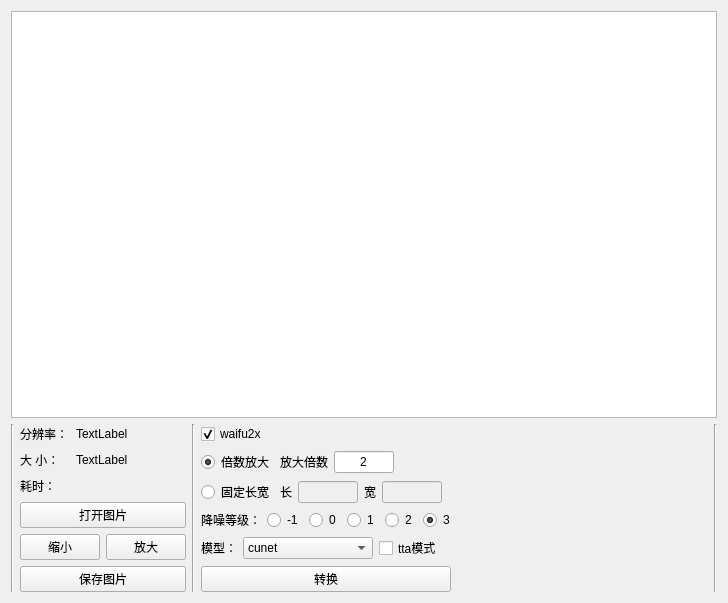
Qt form ui/img.ui (tonquer/picacg-qt) before a commit.
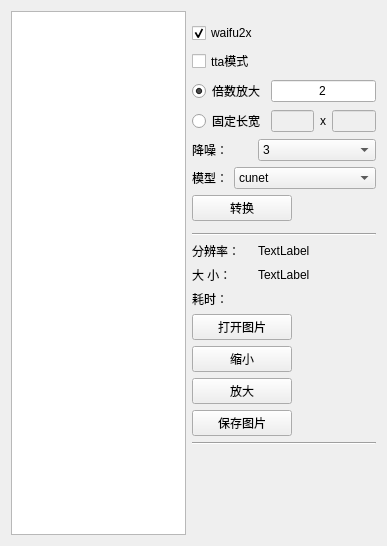
The same form after that commit.

```diff
--- a/ui/img.ui
+++ b/ui/img.ui
@@ -6,8 +6,8 @@
    <rect>
     <x>0</x>
     <y>0</y>
-    <width>728</width>
-    <height>603</height>
+    <width>387</width>
+    <height>546</height>
    </rect>
   </property>
   <property name="windowTitle">
@@ -17,125 +17,10 @@
    <item row="0" column="0">
     <widget class="QGraphicsView" name="graphicsView"/>
    </item>
-   <item row="1" column="0">
-    <layout class="QHBoxLayout" name="horizontalLayout">
+   <item row="0" column="1">
+    <layout class="QVBoxLayout" name="verticalLayout">
      <item>
-      <widget class="Line" name="line_2">
-       <property name="orientation">
-        <enum>Qt::Vertical</enum>
-       </property>
-      </widget>
-     </item>
-     <item>
-      <layout class="QVBoxLayout" name="verticalLayout_3">
-       <item>
-        <layout class="QHBoxLayout" name="horizontalLayout_8">
-         <item>
-          <widget class="QLabel" name="label_8">
-           <property name="maximumSize">
-            <size>
-             <width>50</width>
-             <height>16777215</height>
-            </size>
-           </property>
-           <property name="text">
-            <string>分辨率：</string>
-           </property>
-          </widget>
-         </item>
-         <item>
-          <widget class="QLabel" name="resolutionLabel">
-           <property name="text">
-            <string>TextLabel</string>
-           </property>
-          </widget>
-         </item>
-        </layout>
-       </item>
-       <item>
-        <layout class="QHBoxLayout" name="horizontalLayout_9">
-         <item>
-          <widget class="QLabel" name="label_10">
-           <property name="maximumSize">
-            <size>
-             <width>50</width>
-             <height>16777215</height>
-            </size>
-           </property>
-           <property name="text">
-            <string>大 小：</string>
-           </property>
-          </widget>
-         </item>
-         <item>
-          <widget class="QLabel" name="sizeLabel">
-           <property name="text">
-            <string>TextLabel</string>
-           </property>
-          </widget>
-         </item>
-        </layout>
-       </item>
-       <item>
-        <layout class="QHBoxLayout" name="horizontalLayout_10">
-         <item>
-          <widget class="QLabel" name="label_6">
-           <property name="maximumSize">
-            <size>
-             <width>50</width>
-             <height>16777215</height>
-            </size>
-           </property>
-           <property name="text">
-            <string>耗时：</string>
-           </property>
-          </widget>
-         </item>
-         <item>
-          <widget class="QLabel" name="tickLabel">
-           <property name="text">
-            <string/>
-           </property>
-          </widget>
-         </item>
-        </layout>
-       </item>
-       <item>
-        <widget class="QPushButton" name="oepnButton">
-         <property name="text">
-          <string>打开图片</string>
-         </property>
-        </widget>
-       </item>
-       <item>
-        <layout class="QHBoxLayout" name="horizontalLayout_2">
-         <item>
-          <widget class="QPushButton" name="pushButton_3">
-           <property name="text">
-            <string>缩小</string>
-           </property>
-          </widget>
-         </item>
-         <item>
-          <widget class="QPushButton" name="pushButton">
-           <property name="text">
-            <string>放大</string>
-           </property>
-          </widget>
-         </item>
-        </layout>
-       </item>
-       <item>
-        <widget class="QPushButton" name="saveButton">
-         <property name="text">
-          <string>保存图片</string>
-         </property>
-        </widget>
-       </item>
-      </layout>
-     </item>
-     <item>
-      <widget class="Line" name="line">
+      <widget class="Line" name="line_3">
        <property name="orientation">
         <enum>Qt::Vertical</enum>
        </property>
@@ -143,8 +28,21 @@
      </item>
      <item>
       <layout class="QVBoxLayout" name="verticalLayout_2">
+       <item>
+        <widget class="Line" name="line_5">
+         <property name="orientation">
+          <enum>Qt::Vertical</enum>
+         </property>
+        </widget>
+       </item>
        <item>
         <widget class="QCheckBox" name="checkBox">
+         <property name="maximumSize">
+          <size>
+           <width>100</width>
+           <height>16777215</height>
+          </size>
+         </property>
          <property name="text">
           <string>waifu2x</string>
          </property>
@@ -153,6 +51,22 @@
          </property>
         </widget>
        </item>
+       <item>
+        <widget class="QCheckBox" name="ttaModel">
+         <property name="maximumSize">
+          <size>
+           <width>70</width>
+           <height>16777215</height>
+          </size>
+         </property>
+         <property name="toolTip">
+          <string>画质提升，耗时增加</string>
+         </property>
+         <property name="text">
+          <string>tta模式</string>
+         </property>
+        </widget>
+       </item>
        <item>
         <layout class="QHBoxLayout" name="horizontalLayout_3">
          <item>
@@ -174,18 +88,11 @@
            </attribute>
           </widget>
          </item>
-         <item>
-          <widget class="QLabel" name="label_3">
-           <property name="text">
-            <string>放大倍数</string>
-           </property>
-          </widget>
-         </item>
          <item>
           <widget class="QLineEdit" name="scaleEdit">
            <property name="maximumSize">
             <size>
-             <width>60</width>
+             <width>160</width>
              <height>16777215</height>
             </size>
            </property>
@@ -197,19 +104,6 @@
            </property>
           </widget>
          </item>
-         <item>
-          <spacer name="horizontalSpacer">
-           <property name="orientation">
-            <enum>Qt::Horizontal</enum>
-           </property>
-           <property name="sizeHint" stdset="0">
-            <size>
-             <width>40</width>
-             <height>20</height>
-            </size>
-           </property>
-          </spacer>
-         </item>
         </layout>
        </item>
        <item>
@@ -230,13 +124,6 @@
            </attribute>
           </widget>
          </item>
-         <item>
-          <widget class="QLabel" name="label">
-           <property name="text">
-            <string>长</string>
-           </property>
-          </widget>
-         </item>
          <item>
           <widget class="QLineEdit" name="widthEdit">
            <property name="enabled">
@@ -255,8 +142,14 @@
          </item>
          <item>
           <widget class="QLabel" name="label_2">
+           <property name="maximumSize">
+            <size>
+             <width>20</width>
+             <height>16777215</height>
+            </size>
+           </property>
            <property name="text">
-            <string>宽</string>
+            <string>x</string>
            </property>
           </widget>
          </item>
@@ -276,19 +169,6 @@
            </property>
           </widget>
          </item>
-         <item>
-          <spacer name="horizontalSpacer_2">
-           <property name="orientation">
-            <enum>Qt::Horizontal</enum>
-           </property>
-           <property name="sizeHint" stdset="0">
-            <size>
-             <width>40</width>
-             <height>20</height>
-            </size>
-           </property>
-          </spacer>
-         </item>
         </layout>
        </item>
        <item>
@@ -302,75 +182,44 @@
             </size>
            </property>
            <property name="text">
-            <string>降噪等级：</string>
+            <string>降噪：</string>
            </property>
           </widget>
          </item>
          <item>
-          <widget class="QRadioButton" name="radioButton_8">
-           <property name="text">
-            <string>-1</string>
-           </property>
-           <attribute name="buttonGroup">
-            <string notr="true">buttonGroup</string>
-           </attribute>
-          </widget>
-         </item>
-         <item>
-          <widget class="QRadioButton" name="radioButton_5">
-           <property name="text">
-            <string>0</string>
-           </property>
-           <attribute name="buttonGroup">
-            <string notr="true">buttonGroup</string>
-           </attribute>
-          </widget>
-         </item>
-         <item>
-          <widget class="QRadioButton" name="radioButton_6">
-           <property name="text">
-            <string>1</string>
-           </property>
-           <attribute name="buttonGroup">
-            <string notr="true">buttonGroup</string>
-           </attribute>
-          </widget>
-         </item>
-         <item>
-          <widget class="QRadioButton" name="radioButton_4">
-           <property name="text">
-            <string>2</string>
-           </property>
-           <attribute name="buttonGroup">
-            <string notr="true">buttonGroup</string>
-           </attribute>
-          </widget>
-         </item>
-         <item>
-          <widget class="QRadioButton" name="radioButton_7">
-           <property name="text">
-            <string>3</string>
-           </property>
-           <property name="checked">
-            <bool>true</bool>
-           </property>
-           <attribute name="buttonGroup">
-            <string notr="true">buttonGroup</string>
-           </attribute>
-          </widget>
-         </item>
-         <item>
-          <spacer name="horizontalSpacer_4">
-           <property name="orientation">
-            <enum>Qt::Horizontal</enum>
-           </property>
-           <property name="sizeHint" stdset="0">
+          <widget class="QComboBox" name="noiseCombox">
+           <property name="maximumSize">
             <size>
-             <width>40</width>
-             <height>20</height>
+             <width>160</width>
+             <height>16777215</height>
             </size>
            </property>
-          </spacer>
+           <item>
+            <property name="text">
+             <string>3</string>
+            </property>
+           </item>
+           <item>
+            <property name="text">
+             <string>2</string>
+            </property>
+           </item>
+           <item>
+            <property name="text">
+             <string>1</string>
+            </property>
+           </item>
+           <item>
+            <property name="text">
+             <string>0</string>
+            </property>
+           </item>
+           <item>
+            <property name="text">
+             <string>-1</string>
+            </property>
+           </item>
+          </widget>
          </item>
         </layout>
        </item>
@@ -393,7 +242,7 @@
           <widget class="QComboBox" name="comboBox">
            <property name="maximumSize">
             <size>
-             <width>130</width>
+             <width>160</width>
              <height>16777215</height>
             </size>
            </property>
@@ -414,29 +263,6 @@
            </item>
           </widget>
          </item>
-         <item>
-          <widget class="QCheckBox" name="ttaModel">
-           <property name="toolTip">
-            <string>画质提升，耗时增加</string>
-           </property>
-           <property name="text">
-            <string>tta模式</string>
-           </property>
-          </widget>
-         </item>
-         <item>
-          <spacer name="horizontalSpacer_3">
-           <property name="orientation">
-            <enum>Qt::Horizontal</enum>
-           </property>
-           <property name="sizeHint" stdset="0">
-            <size>
-             <width>40</width>
-             <height>20</height>
-            </size>
-           </property>
-          </spacer>
-         </item>
         </layout>
        </item>
        <item>
@@ -446,7 +272,7 @@
         <widget class="QPushButton" name="changeButton">
          <property name="maximumSize">
           <size>
-           <width>250</width>
+           <width>100</width>
            <height>16777215</height>
           </size>
          </property>
@@ -458,20 +284,190 @@
       </layout>
      </item>
      <item>
-      <spacer name="horizontalSpacer_5">
+      <widget class="Line" name="line">
        <property name="orientation">
+        <enum>Qt::Vertical</enum>
+       </property>
+      </widget>
+     </item>
+     <item>
+      <widget class="Line" name="line_4">
+       <property name="orientation">
         <enum>Qt::Horizontal</enum>
+       </property>
+      </widget>
+     </item>
+     <item>
+      <layout class="QVBoxLayout" name="verticalLayout_3">
+       <item>
+        <layout class="QHBoxLayout" name="horizontalLayout_8">
+         <item>
+          <widget class="QLabel" name="label_8">
+           <property name="maximumSize">
+            <size>
+             <width>60</width>
+             <height>16777215</height>
+            </size>
+           </property>
+           <property name="text">
+            <string>分辨率：</string>
+           </property>
+          </widget>
+         </item>
+         <item>
+          <widget class="QLabel" name="resolutionLabel">
+           <property name="maximumSize">
+            <size>
+             <width>160</width>
+             <height>16777215</height>
+            </size>
+           </property>
+           <property name="text">
+            <string>TextLabel</string>
+           </property>
+          </widget>
+         </item>
+        </layout>
+       </item>
+       <item>
+        <layout class="QHBoxLayout" name="horizontalLayout_9">
+         <item>
+          <widget class="QLabel" name="label_10">
+           <property name="maximumSize">
+            <size>
+             <width>60</width>
+             <height>16777215</height>
+            </size>
+           </property>
+           <property name="text">
+            <string>大 小：</string>
+           </property>
+          </widget>
+         </item>
+         <item>
+          <widget class="QLabel" name="sizeLabel">
+           <property name="maximumSize">
+            <size>
+             <width>160</width>
+             <height>16777215</height>
+            </size>
+           </property>
+           <property name="text">
+            <string>TextLabel</string>
+           </property>
+          </widget>
+         </item>
+        </layout>
+       </item>
+       <item>
+        <layout class="QHBoxLayout" name="horizontalLayout_10">
+         <item>
+          <widget class="QLabel" name="label_6">
+           <property name="maximumSize">
+            <size>
+             <width>60</width>
+             <height>16777215</height>
+            </size>
+           </property>
+           <property name="text">
+            <string>耗时：</string>
+           </property>
+          </widget>
+         </item>
+         <item>
+          <widget class="QLabel" name="tickLabel">
+           <property name="maximumSize">
+            <size>
+             <width>160</width>
+             <height>16777215</height>
+            </size>
+           </property>
+           <property name="text">
+            <string/>
+           </property>
+          </widget>
+         </item>
+        </layout>
+       </item>
+       <item>
+        <widget class="QPushButton" name="oepnButton">
+         <property name="maximumSize">
+          <size>
+           <width>100</width>
+           <height>16777215</height>
+          </size>
+         </property>
+         <property name="text">
+          <string>打开图片</string>
+         </property>
+        </widget>
+       </item>
+       <item>
+        <layout class="QHBoxLayout" name="horizontalLayout_2"/>
+       </item>
+       <item>
+        <widget class="QPushButton" name="pushButton_3">
+         <property name="maximumSize">
+          <size>
+           <width>100</width>
+           <height>16777215</height>
+          </size>
+         </property>
+         <property name="text">
+          <string>缩小</string>
+         </property>
+        </widget>
+       </item>
+       <item>
+        <widget class="QPushButton" name="pushButton">
+         <property name="maximumSize">
+          <size>
+           <width>100</width>
+           <height>16777215</height>
+          </size>
+         </property>
+         <property name="text">
+          <string>放大</string>
+         </property>
+        </widget>
+       </item>
+       <item>
+        <widget class="QPushButton" name="saveButton">
+         <property name="maximumSize">
+          <size>
+           <width>100</width>
+           <height>16777215</height>
+          </size>
+         </property>
+         <property name="text">
+          <string>保存图片</string>
+         </property>
+        </widget>
+       </item>
+      </layout>
+     </item>
+     <item>
+      <widget class="Line" name="line_6">
+       <property name="orientation">
+        <enum>Qt::Horizontal</enum>
+       </property>
+      </widget>
+     </item>
+     <item>
+      <spacer name="verticalSpacer">
+       <property name="orientation">
+        <enum>Qt::Vertical</enum>
        </property>
        <property name="sizeHint" stdset="0">
         <size>
-         <width>40</width>
-         <height>20</height>
+         <width>20</width>
+         <height>40</height>
         </size>
        </property>
       </spacer>
      </item>
      <item>
-      <widget class="Line" name="line_3">
+      <widget class="Line" name="line_2">
        <property name="orientation">
         <enum>Qt::Vertical</enum>
        </property>
```
Left out of the diff: 324 changed lines with no effect on the pictures.
